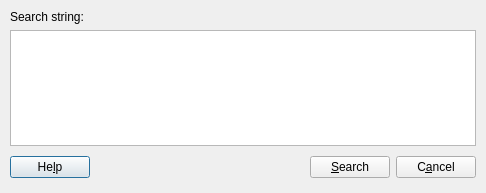
kadas-albireo/kadas-albireo, file src/ui/qgsadvancedattrsearchbase.ui: the form before one commit.
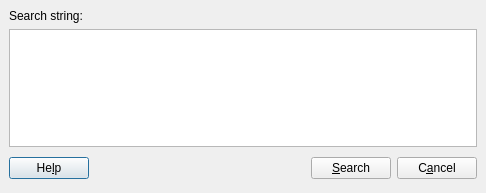
The form after the commit.

Commit message: Went thrpugh and check layouting of these widgets. Converted q3table in src/ui/qgsattributedialogbase.ui to use QTableWidget

Diff of the .ui file:
```diff
--- a/src/ui/qgsadvancedattrsearchbase.ui
+++ b/src/ui/qgsadvancedattrsearchbase.ui
@@ -15,24 +15,14 @@
   <property name="windowTitle" >
    <string>Advanced search</string>
   </property>
-  <layout class="QVBoxLayout" >
+  <layout class="QGridLayout" >
    <property name="margin" >
-    <number>10</number>
+    <number>9</number>
    </property>
    <property name="spacing" >
     <number>6</number>
    </property>
-   <item>
-    <widget class="QLabel" name="textLabel1" >
-     <property name="text" >
-      <string>Search string:</string>
-     </property>
-    </widget>
-   </item>
-   <item>
-    <widget class="QTextEdit" name="mSearchString" />
-   </item>
-   <item>
+   <item row="2" column="0" >
     <layout class="QHBoxLayout" >
      <property name="margin" >
       <number>0</number>
@@ -88,6 +78,16 @@
      </item>
     </layout>
    </item>
+   <item row="1" column="0" >
+    <widget class="QTextEdit" name="mSearchString" />
+   </item>
+   <item row="0" column="0" >
+    <widget class="QLabel" name="textLabel1" >
+     <property name="text" >
+      <string>Search string:</string>
+     </property>
+    </widget>
+   </item>
   </layout>
  </widget>
  <layoutdefault spacing="6" margin="11" />
```
The commit also changes 6 other files.
